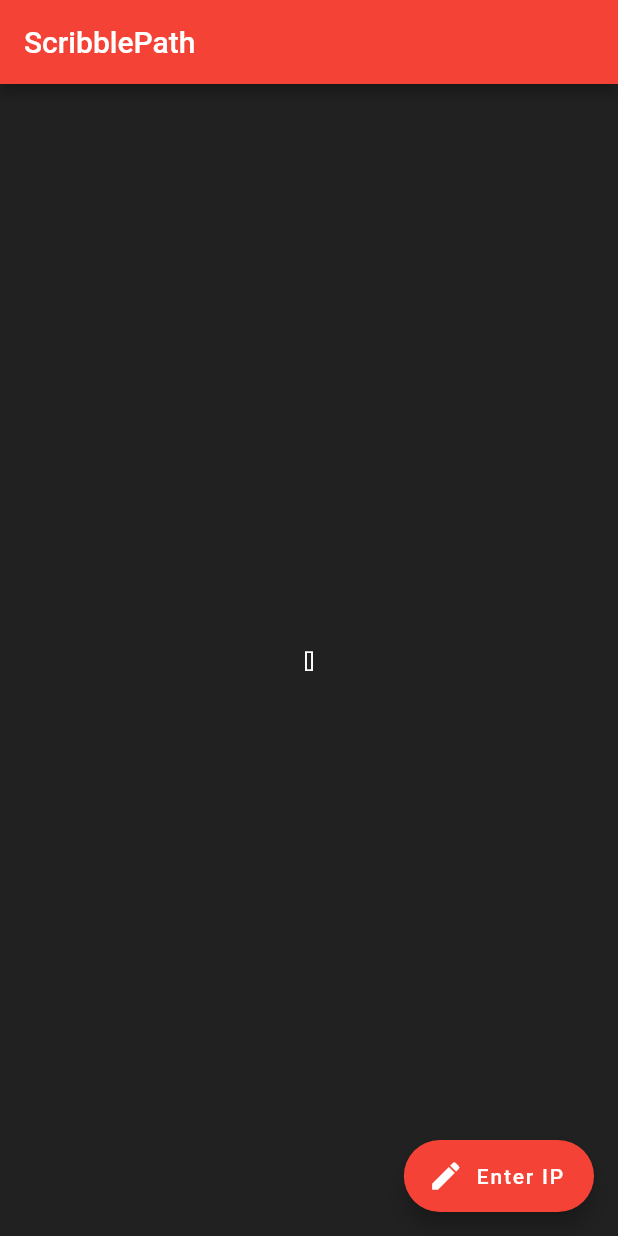
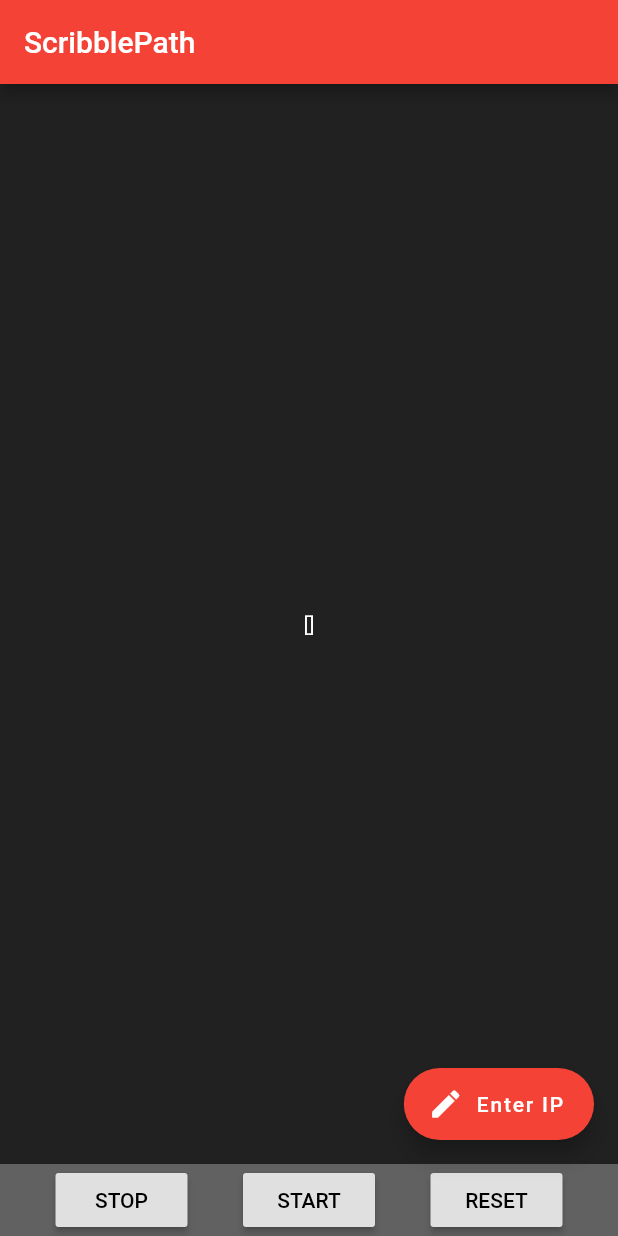
Before and after one commit to SAREC-Lab/ScribblePath, a Flutter app: the screen it shows after launch, on a phone screen of 412 x 824 dp. Run offline on Flutter 3.47's test engine with Material 2 defaults, Android fonts, the phone set to English and light mode, and no system bars; our stand-ins replace tuple.

Commit message:
Specified precision up to 5 decimal pts

```diff
--- a/scribble_app/lib/main.dart
+++ b/scribble_app/lib/main.dart
@@ -79,8 +79,11 @@ class _MyHomePageState extends State<MyHomePage> {
       this.screenPts.add(screenPt);
 
       Offset startPt = screenPts[0];
-      double x = (startPt.dx - screenPt.dx) / scale;
-      double y = (startPt.dy - screenPt.dy) / scale;
+      double x =
+          double.parse(((startPt.dx - screenPt.dx) / scale).toStringAsFixed(5));
+      double y =
+          double.parse(((startPt.dy - screenPt.dy) / scale).toStringAsFixed(5));
+      ;
       Tuple2<double, double> dataPt = Tuple2(x, y);
 
       if (dataPts.isEmpty) {
@@ -153,55 +156,55 @@ class _MyHomePageState extends State<MyHomePage> {
           child: Row(
             mainAxisAlignment: MainAxisAlignment.spaceEvenly,
             children: <Widget>[
-              // ElevatedButton(
-              //   onPressed: () {
-              //     print("stop pressed");
-              //   },
-              //   style: ElevatedButton.styleFrom(
-              //     primary: Colors.grey[500],
-              //     onPrimary: Colors.grey[400],
-              //     onSurface: Colors.grey[700],
-              //     elevation: 3.0,
-              //   ),
-              //   child: Text(
-              //     "STOP",
-              //     style: TextStyle(color: Colors.black),
-              //   ),
-              // ),
-              // ElevatedButton(
-              //   onPressed: () {
-              //     print("start pressed");
-              //     _sendLocations(dataPts);
-              //   },
-              //   style: ElevatedButton.styleFrom(
-              //     primary: Colors.grey[500],
-              //     onPrimary: Colors.grey[400],
-              //     onSurface: Colors.grey[700],
-              //     elevation: 3.0,
-              //   ),
-              //   //style: ElevatedButton.styleFrom(primary: Colors.grey[500]),
-              //   child: Text(
-              //     "START",
-              //     style: TextStyle(color: Colors.black),
-              //   ),
-              // ),
-              // ElevatedButton(
-              //   onPressed: () {
-              //     print("reset pressed");
-              //     _reset();
-              //   },
-              //   style: ElevatedButton.styleFrom(
-              //     primary: Colors.grey[500],
-              //     onPrimary: Colors.grey[400],
-              //     onSurface: Colors.grey[700],
-              //     elevation: 3.0,
-              //   ),
-              //   //style: ElevatedButton.styleFrom(primary: Colors.grey[500]),
-              //   child: Text(
-              //     "RESET",
-              //     style: TextStyle(color: Colors.black),
-              //   ),
-              // )
+              RaisedButton(
+                onPressed: () {
+                  print("stop pressed");
+                },
+                // style: RaisedButton.styleFrom(
+                //   primary: Colors.grey[500],
+                //   onPrimary: Colors.grey[400],
+                //   onSurface: Colors.grey[700],
+                //   elevation: 3.0,
+                // ),
+                child: Text(
+                  "STOP",
+                  style: TextStyle(color: Colors.black),
+                ),
+              ),
+              RaisedButton(
+                onPressed: () {
+                  print("start pressed");
+                  _sendLocations(dataPts);
+                },
+                // style: ElevatedButton.styleFrom(
+                //   primary: Colors.grey[500],
+                //   onPrimary: Colors.grey[400],
+                //   onSurface: Colors.grey[700],
+                //   elevation: 3.0,
+                // ),
+                //style: ElevatedButton.styleFrom(primary: Colors.grey[500]),
+                child: Text(
+                  "START",
+                  style: TextStyle(color: Colors.black),
+                ),
+              ),
+              RaisedButton(
+                onPressed: () {
+                  print("reset pressed");
+                  _reset();
+                },
+                // style: ElevatedButton.styleFrom(
+                //   primary: Colors.grey[500],
+                //   onPrimary: Colors.grey[400],
+                //   onSurface: Colors.grey[700],
+                //   elevation: 3.0,
+                // ),
+                //style: ElevatedButton.styleFrom(primary: Colors.grey[500]),
+                child: Text(
+                  "RESET",
+                  style: TextStyle(color: Colors.black),
+                ),
+              )
             ],
           )),
     );
```
